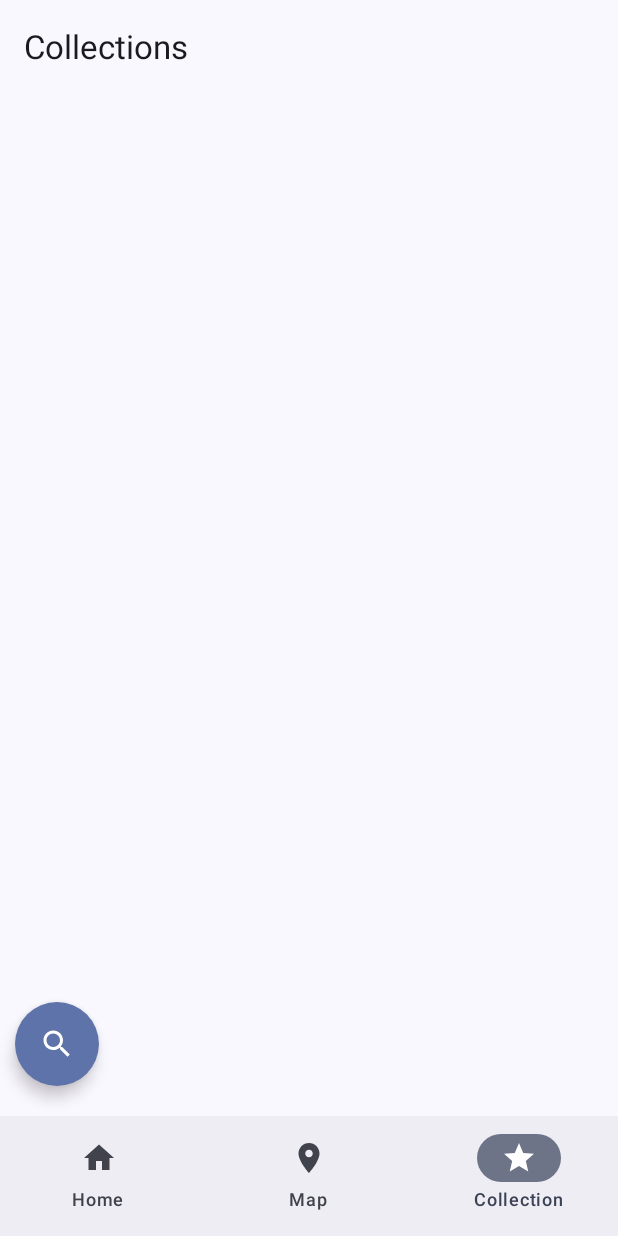
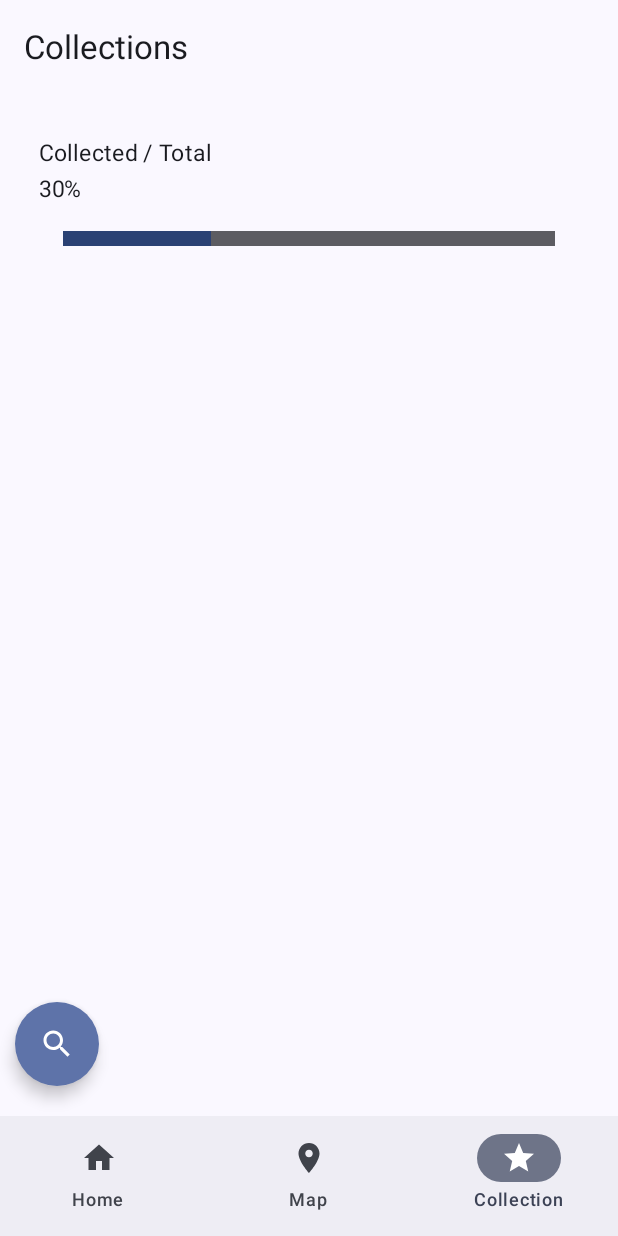
Before and after one commit to Morivy42/MADCAMP3_TreasureHunterAR, an Android app built with Jetpack Compose: the screen it shows after launch (MainActivity), item 3 of the bottom bar chosen, on a phone screen of 412 x 824 dp. Run offline under Robolectric (Android 15) with nearby library versions, the phone set to English and light mode, and no system bars; our stand-ins replace Firebase (no records; nobody signed in at launch, a user with empty details on screens opened directly), Room's generated code, livedata-compose; libraries missing offline, so code that uses them is left out: com.jakewharton.retrofit2; pictures from the network do not load; 10 statements that could not run were skipped.

Commit message:
ui change

```diff
--- a/app/src/main/java/io/madcamp/treasurehunterar/HomeScreen.kt
+++ b/app/src/main/java/io/madcamp/treasurehunterar/HomeScreen.kt
@@ -1,18 +1,25 @@
 package io.madcamp.treasurehunterar
 
+import android.graphics.Bitmap
+import android.graphics.BitmapFactory
+import android.graphics.Region
 import androidx.compose.foundation.Image
 import androidx.compose.foundation.background
 import androidx.compose.foundation.layout.Arrangement
 import androidx.compose.foundation.layout.Box
 import androidx.compose.foundation.layout.Column
+import androidx.compose.foundation.layout.PaddingValues
 import androidx.compose.foundation.layout.Row
+import androidx.compose.foundation.layout.Spacer
 import androidx.compose.foundation.layout.fillMaxSize
 import androidx.compose.foundation.layout.fillMaxWidth
 import androidx.compose.foundation.layout.height
 import androidx.compose.foundation.layout.padding
 import androidx.compose.foundation.layout.size
+import androidx.compose.foundation.layout.width
 import androidx.compose.foundation.layout.wrapContentHeight
 import androidx.compose.foundation.lazy.LazyColumn
+import androidx.compose.foundation.lazy.LazyRow
 import androidx.compose.foundation.lazy.itemsIndexed
 import androidx.compose.foundation.shape.CircleShape
 import androidx.compose.foundation.shape.RoundedCornerShape
@@ -25,7 +32,10 @@ import androidx.compose.ui.Alignment
 import androidx.compose.ui.Modifier
 import androidx.compose.ui.draw.clip
 import androidx.compose.ui.graphics.Color
+import androidx.compose.ui.graphics.painter.Painter
 import androidx.compose.ui.graphics.vector.ImageVector
+import androidx.compose.ui.layout.ContentScale
+import androidx.compose.ui.modifier.modifierLocalConsumer
 import androidx.compose.ui.res.painterResource
 import androidx.compose.ui.res.stringResource
 import androidx.compose.ui.res.vectorResource
@@ -46,9 +56,11 @@ fun HomeScreen(
     Column(
         verticalArrangement = Arrangement.spacedBy(15.dp)
     ) {
-        ProfileCard()
-        CustomLinearProgressIndicator(0.3f)
+        //ProfileCard()
+        //CustomLinearProgressIndicator(0.3f)
+        Text("Location")
         RegionRecommendationRow()
+        Text("Hints?")
         HintCardList(navController)
     }
 //    MapScreen()
@@ -58,17 +70,14 @@ fun HomeScreen(
 fun HintCardList(
     navController: NavController
 ) {
-//    Column() {
-//        HintCard(navController = navController, markerNum = 0)
-//        HintCard(navController = navController, markerNum = 0)
-//        HintCard(navController = navController, markerNum = 0)
-//
-//    }
+   // Column() {
+      // HintCard(navController = navController, 0,)
+       // HintCard(navController = navController, markerNum = 0,)
+      //HintCard(navController = navController, markerNum = 0,)
     LazyColumn() {
         itemsIndexed(kaistMarkerList) { index, it ->
             HintCard(navController = navController, markerNum = index, it)
         }
-
     }
 }
 
@@ -85,11 +94,13 @@ fun HintCard(
             navController.navigate("map_route/$markerNum")
         }
     ) {
-        Row() {
+        Row(verticalAlignment = Alignment.CenterVertically) {
             Image(
-                imageVector = ImageVector.vectorResource(id = R.drawable.ic_launcher_foreground),
-                contentDescription = "Hint image maybe pin?"
+                painter = painterResource(id = mapMarker.imageResourceId),
+                contentDescription = "Hint image maybe pin?",
+                modifier = Modifier.size(100.dp)
             )
+            //Spacer(Modifier.width(16.dp))
             Text(text = mapMarker.snippet ?: "No Hint! :/")
         }
     }
@@ -98,36 +109,39 @@ fun HintCard(
 
 @Composable
 fun RegionRecommendationRow() {
-
-//    LazyRow(
-//
-//    ) {
-//
-//    }
-    Row() {
-        RegionCard()
-        RegionCard()
-        RegionCard()
-        RegionCard()
-        RegionCard()
-        RegionCard()
+    val dataItems = listOf(
+        RegionData(R.drawable.n1, "N1"),
+        RegionData(R.drawable.main, "본관"),
+        RegionData(R.drawable.library, "도서관"),
+        RegionData(R.drawable.subway, "서브웨이"),
+        RegionData(R.drawable.kaimaru, "카이마루"),
+    )
+    LazyRow(contentPadding = PaddingValues(horizontal = 5.dp)) {
+            items(dataItems.size) { index ->
+                val dataItem = dataItems[index]
+                RegionCard(data = dataItem)
+                Spacer(modifier = Modifier.width(5.dp)) // Add a horizontal space of 5.dp between items
+            }
     }
 }
 
-@Preview
 @Composable
-fun RegionCard() {
+fun RegionCard(data: RegionData) {
     Card(
         modifier = Modifier.background(Color.Transparent)
     ) {
-        Image(
-            imageVector = ImageVector.vectorResource(id = R.drawable.ic_launcher_foreground),
-            contentDescription = null,
-            modifier = Modifier
-                .clip(CircleShape)
-                .background(Color.Blue)
-        )
-        Text(text = "region")
+        Column(
+            horizontalAlignment = Alignment.CenterHorizontally,
+            modifier = Modifier.padding(5.dp)
+        ) {
+            Image(
+                painter = painterResource(id = data.imageId),
+                contentDescription = null,
+                modifier = Modifier
+                    .size(120.dp)
+            )
+            Text(text = data.regionName)
+        }
     }
 }
 
@@ -140,61 +154,17 @@ fun ProfileCard() {
             .height(200.dp),
         shape = RoundedCornerShape(20f),
     ) {
-        Text(
-            text = "Welcome, " + "name",
-            fontSize = 32.sp
+        Image (
+            painter = painterResource(id = R.drawable.map),
+            contentDescription = null,
+            modifier = Modifier
+                .fillMaxSize()
+                .padding(5.dp),
+            contentScale = ContentScale.FillBounds
         )
     }
 
 }
-
-@Composable
-fun CustomLinearProgressIndicator(
-    progress: Float,
-    modifier: Modifier = Modifier,
-    color: Color = MaterialTheme.colorScheme.primary,
-    backgroundColor: Color = MaterialTheme.colorScheme.onSurface.copy(alpha = 0.7f),
-    indicatorHeight: Dp = 10.dp,
-    indicatorPadding: Dp = 5.dp,
-) {
-    Column(
-        modifier = modifier
-            .padding(10.dp)
-            .fillMaxWidth()
-            .wrapContentHeight(),
-    ) {
-        Text(
-            text = "Collected / Total",
-            fontSize = 15.sp
-        )
-        Text(
-            text = "30%",
-            fontSize = 15.sp
-        )
-
-        Box(
-            modifier = modifier
-                .fillMaxWidth()
-                .wrapContentHeight()
-        ) {
-            Box(
-                modifier = Modifier
-                    .height(indicatorHeight)
-                    .fillMaxWidth()
-                    .background(backgroundColor)
-            )
-            Box(
-                modifier = Modifier
-                    .height(indicatorHeight)
-                    .fillMaxWidth(progress)
-                    .background(color)
-                    .padding(start = indicatorPadding, end = indicatorPadding)
-            )
-        }
-    }
-}
-
-
 
 @Composable
 fun UsersList(
@@ -243,3 +213,51 @@ fun ResultScreen(User: String, modifier: Modifier = Modifier) {
         Text(text = User)
     }
 }
+
+data class RegionData(val imageId: Int, val regionName: String)
+
+@Composable
+fun CustomLinearProgressIndicator(
+    progress: Float,
+    modifier: Modifier = Modifier,
+    color: Color = MaterialTheme.colorScheme.primary,
+    backgroundColor: Color = MaterialTheme.colorScheme.onSurface.copy(alpha = 0.7f),
+    indicatorHeight: Dp = 10.dp,
+    indicatorPadding: Dp = 5.dp,
+) {
+    Column(
+        modifier = modifier
+            .padding(10.dp)
+            .fillMaxWidth()
+            .wrapContentHeight(),
+    ) {
+        Text(
+            text = "Collected / Total",
+            fontSize = 15.sp
+        )
+        Text(
+            text = "30%",
+            fontSize = 15.sp
+        )
+
+        Box(
+            modifier = modifier
+                .fillMaxWidth()
+                .wrapContentHeight()
+        ) {
+            Box(
+                modifier = Modifier
+                    .height(indicatorHeight)
+                    .fillMaxWidth()
+                    .background(backgroundColor)
+            )
+            Box(
+                modifier = Modifier
+                    .height(indicatorHeight)
+                    .fillMaxWidth(progress)
+                    .background(color)
+                    .padding(start = indicatorPadding, end = indicatorPadding)
+            )
+        }
+    }
+}
--- a/app/src/main/java/io/madcamp/treasurehunterar/collection/CollectionScreen.kt
+++ b/app/src/main/java/io/madcamp/treasurehunterar/collection/CollectionScreen.kt
@@ -10,15 +10,19 @@ import androidx.compose.foundation.layout.Box
 import androidx.compose.foundation.layout.Column
 import androidx.compose.foundation.layout.PaddingValues
 import androidx.compose.foundation.layout.fillMaxSize
+import androidx.compose.foundation.layout.fillMaxWidth
+import androidx.compose.foundation.layout.height
 import androidx.compose.foundation.layout.padding
 import androidx.compose.foundation.layout.size
 import androidx.compose.foundation.layout.sizeIn
+import androidx.compose.foundation.layout.wrapContentHeight
 import androidx.compose.foundation.lazy.grid.GridCells
 import androidx.compose.foundation.lazy.grid.LazyVerticalGrid
 import androidx.compose.foundation.lazy.grid.items
 import androidx.compose.foundation.shape.CircleShape
 import androidx.compose.foundation.shape.RoundedCornerShape
 import androidx.compose.material3.ExperimentalMaterial3Api
+import androidx.compose.material3.MaterialTheme
 import androidx.compose.material3.Scaffold
 import androidx.compose.material3.Text
 import androidx.compose.material3.TopAppBar
@@ -26,6 +30,8 @@ import androidx.compose.material3.TopAppBarColors
 import androidx.compose.runtime.Composable
 import androidx.compose.runtime.LaunchedEffect
 import androidx.compose.runtime.livedata.observeAsState
+import androidx.compose.runtime.mutableStateOf
+import androidx.compose.runtime.remember
 import androidx.compose.ui.Alignment
 import androidx.compose.ui.Modifier
 import androidx.compose.ui.composed
@@ -38,6 +44,7 @@ import androidx.compose.ui.graphics.ColorMatrix
 import androidx.compose.ui.graphics.RectangleShape
 import androidx.compose.ui.text.style.TextAlign
 import androidx.compose.ui.tooling.preview.Preview
+import androidx.compose.ui.unit.Dp
 import androidx.compose.ui.unit.dp
 import androidx.compose.ui.unit.sp
 import androidx.hilt.navigation.compose.hiltViewModel
@@ -65,19 +72,25 @@ internal fun CollectionScreen(
     modifier: Modifier = Modifier,
     collectionViewModel: CollectionViewModel,
 ) {
+    val progressState = remember { mutableStateOf(0.3f) }
         Scaffold(
             topBar = {
                 TopAppBar(
                     title = { Text("Collections") },
-                modifier = modifier,
                 )
             }
-    ) { paddingValues ->
+    )
+        {
+            Column(Modifier.padding(it)) {
+                CustomLinearProgressIndicator(
+                    progress = progressState.value,
+                    modifier = Modifier.padding(16.dp)
+                )
                 CollectionGrid(
                     navController = navController,
-            modifier.padding(paddingValues),
                     collectionUiState = collectionViewModel.collectionUiState,
                 )
+            }
         }
 }
 
@@ -175,6 +188,52 @@ fun CollectionCard(
         }
 }
 
+@Composable
+fun CustomLinearProgressIndicator(
+    progress: Float,
+    modifier: Modifier = Modifier,
+    color: Color = MaterialTheme.colorScheme.primary,
+    backgroundColor: Color = MaterialTheme.colorScheme.onSurface.copy(alpha = 0.7f),
+    indicatorHeight: Dp = 10.dp,
+    indicatorPadding: Dp = 5.dp,
+) {
+    Column(
+        modifier = modifier
+            .padding(10.dp)
+            .fillMaxWidth()
+            .wrapContentHeight(),
+    ) {
+        Text(
+            text = "Collected / Total",
+            fontSize = 15.sp
+        )
+        Text(
+            text = "30%",
+            fontSize = 15.sp
+        )
+
+        Box(
+            modifier = modifier
+                .fillMaxWidth()
+                .wrapContentHeight()
+        ) {
+            Box(
+                modifier = Modifier
+                    .height(indicatorHeight)
+                    .fillMaxWidth()
+                    .background(backgroundColor)
+            )
+            Box(
+                modifier = Modifier
+                    .height(indicatorHeight)
+                    .fillMaxWidth(progress)
+                    .background(color)
+                    .padding(start = indicatorPadding, end = indicatorPadding)
+            )
+        }
+    }
+}
+
 //@Preview
 //@Composable
 //fun CollectionScreenPreview() {
--- a/app/src/main/java/io/madcamp/treasurehunterar/map/MapScreen.kt
+++ b/app/src/main/java/io/madcamp/treasurehunterar/map/MapScreen.kt
@@ -27,6 +27,7 @@ import com.google.maps.android.compose.MapUiSettings
 import com.google.maps.android.compose.Marker
 import com.google.maps.android.compose.MarkerState
 import com.google.maps.android.compose.rememberCameraPositionState
+import io.madcamp.treasurehunterar.R
 
 @Composable
 fun MapScreen(
@@ -195,6 +196,7 @@ data class MapMarker(
     val position : LatLng,
     val title : String?,
     val snippet : String?,
+    val imageResourceId: Int
     )
 
 val kaist = LatLng(36.372218, 127.360436)
@@ -205,17 +207,26 @@ val kaist_kaimaru = LatLng(36.373993, 127.359240)
 val kaistMarkerList : List<MapMarker> = listOf(
     MapMarker(
         position = kaist,
-        title = "KAIST 본원",
-        snippet = "본원 화분옆에 있을지도??",
+        title = "KAIST 본관",
+        snippet = "본관 화분 근처에 있을지도??",
+        imageResourceId = R.drawable.daejeon
     ),
     MapMarker(
         position = kaist_n1,
         title = "KAIST N1",
-        snippet = "1층 114호에서 초록색을 찾아라",
+        snippet = "N1 1층 14호에서 초록색을 찾아라!!",
+        imageResourceId = R.drawable.duck
     ),
     MapMarker(
         position = kaist_kaimaru,
         title = "카이마루",
+        snippet = "카이마루 유일의 중국집인 이곳은?",
+        imageResourceId = R.drawable.dream
+    ),
+    MapMarker(
+        position = daejeon_currency_museum,
+        title = "Museum",
         snippet = null,
-    ),
+        imageResourceId = R.drawable.android
+    )
 )
```
Also changed, not shown: app/src/main/res/drawable/android.png (added), app/src/main/res/drawable/daejeon.jpg (added), app/src/main/res/drawable/dream.png (added), app/src/main/res/drawable/kaimaru.jpg (added), app/src/main/res/drawable/library.jpg (added), app/src/main/res/drawable/main.jpg (added), app/src/main/res/drawable/map.png (added), app/src/main/res/drawable/n1.jpg (added), app/src/main/res/drawable/n4.png (added), app/src/main/res/drawable/subway.jpg (added), 1 other file. Lines whose indentation alone changed are shown as unchanged.
